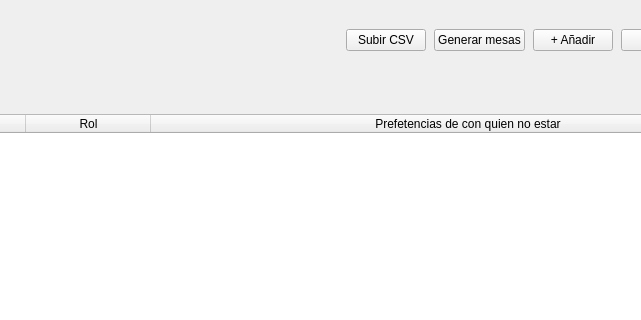
Before: the Qt Designer form Vistas/Pantalla2.ui in HugoRomeroMorales/Gestor-de-eventos, drawn with Qt 5; both pictures show x 382 to 1023 and y 0 to 320 of the 1200 by 760 pixel window.
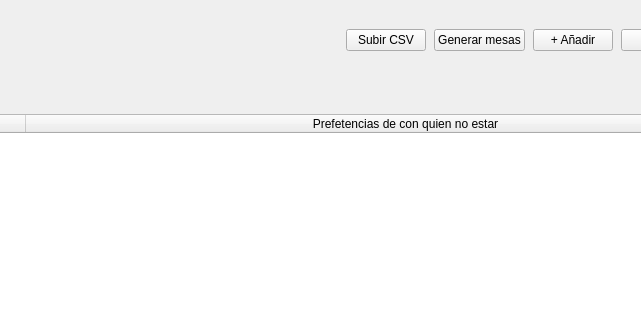
After: the same form once the commit is applied.

The edit to the form file:
```diff
--- a/Vistas/Pantalla2.ui
+++ b/Vistas/Pantalla2.ui
@@ -170,7 +170,7 @@
           <number>0</number>
          </property>
          <property name="columnCount">
-          <number>5</number>
+          <number>4</number>
          </property>
          <attribute name="horizontalHeaderVisible">
           <bool>true</bool>
@@ -223,11 +223,6 @@
            <string>Pref de estar</string>
           </property>
          </column>
-         <column>
-          <property name="text">
-           <string>Rol</string>
-          </property>
-         </column>
          <column>
           <property name="text">
            <string>Prefetencias de con quien no estar</string>
```
